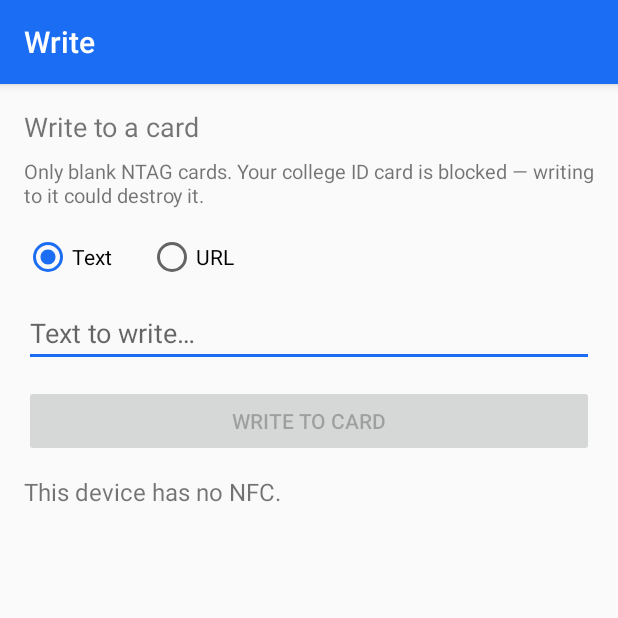
After one commit to KUMAR-AKASH-M/TapTag, an Android app: the WriteActivity screen opened directly, with no data from a screen before it, on a phone screen of 412 x 824 dp, the top half of it. The commit adds this screen. Run offline under Robolectric (Android 15) with nearby library versions, the phone set to English and light mode, and no system bars.

Commit message:
Add NDEF writing to blank NTAG cards

```diff
--- a/app/build.gradle.kts
+++ b/app/build.gradle.kts
@@ -11,8 +11,8 @@ android {
         applicationId = "com.kumar.taptag"
         minSdk = 24
         targetSdk = 34
-        versionCode = 3
-        versionName = "1.2"
+        versionCode = 4
+        versionName = "1.3"
     }
 
     buildTypes {
--- a/app/src/main/AndroidManifest.xml
+++ b/app/src/main/AndroidManifest.xml
@@ -31,5 +31,9 @@
             android:name=".HistoryActivity"
             android:exported="false"
             android:label="@string/history" />
+        <activity
+            android:name=".WriteActivity"
+            android:exported="false"
+            android:label="@string/write" />
     </application>
 </manifest>
--- a/app/src/main/java/com/kumar/taptag/MainActivity.kt
+++ b/app/src/main/java/com/kumar/taptag/MainActivity.kt
@@ -34,6 +34,9 @@ class MainActivity : AppCompatActivity(), NfcAdapter.ReaderCallback {
         findViewById<Button>(R.id.clearButton).setOnClickListener { clearResult() }
         findViewById<Button>(R.id.historyButton).setOnClickListener {
             startActivity(Intent(this, HistoryActivity::class.java))
+        }
+        findViewById<Button>(R.id.writeButton).setOnClickListener {
+            startActivity(Intent(this, WriteActivity::class.java))
         }
 
         nfcAdapter = NfcAdapter.getDefaultAdapter(this)
--- /dev/null
+++ b/app/src/main/java/com/kumar/taptag/WriteActivity.kt
@@ -0,0 +1,104 @@
+package com.kumar.taptag
+
+import android.nfc.NdefMessage
+import android.nfc.NdefRecord
+import android.nfc.NfcAdapter
+import android.nfc.Tag
+import android.os.Bundle
+import android.widget.Button
+import android.widget.EditText
+import android.widget.RadioButton
+import android.widget.TextView
+import android.widget.Toast
+import androidx.appcompat.app.AppCompatActivity
+
+class WriteActivity : AppCompatActivity(), NfcAdapter.ReaderCallback {
+
+    private var nfcAdapter: NfcAdapter? = null
+    private var waitingForCard = false
+    private var pendingMessage: NdefMessage? = null
+    private lateinit var contentInput: EditText
+    private lateinit var statusText: TextView
+    private lateinit var writeButton: Button
+
+    override fun onCreate(savedInstanceState: Bundle?) {
+        super.onCreate(savedInstanceState)
+        setContentView(R.layout.activity_write)
+
+        contentInput = findViewById(R.id.contentInput)
+        statusText = findViewById(R.id.statusText)
+        writeButton = findViewById(R.id.writeButton)
+        val textRadio = findViewById<RadioButton>(R.id.textRadio)
+        val urlRadio = findViewById<RadioButton>(R.id.urlRadio)
+
+        textRadio.setOnCheckedChangeListener { _, checked ->
+            if (checked) contentInput.setHint(R.string.write_text_hint)
+        }
+        urlRadio.setOnCheckedChangeListener { _, checked ->
+            if (checked) contentInput.setHint(R.string.write_url_hint)
+        }
+
+        writeButton.setOnClickListener { armWrite() }
+
+        nfcAdapter = NfcAdapter.getDefaultAdapter(this)
+        if (nfcAdapter == null) {
+            statusText.text = "This device has no NFC."
+            writeButton.isEnabled = false
+        }
+    }
+
+    override fun onResume() {
+        super.onResume()
+        nfcAdapter?.enableReaderMode(
+            this,
+            this,
+            NfcAdapter.FLAG_READER_NFC_A or
+                NfcAdapter.FLAG_READER_NFC_B or
+                NfcAdapter.FLAG_READER_NFC_F or
+                NfcAdapter.FLAG_READER_NFC_V,
+            null
+        )
+    }
+
+    override fun onPause() {
+        super.onPause()
+        nfcAdapter?.disableReaderMode(this)
+    }
+
+    override fun onTagDiscovered(tag: Tag) {
+        if (!waitingForCard) return
+        waitingForCard = false
+        val message = pendingMessage ?: return
+        Thread {
+            val result = NdefWriter.write(tag, message)
+            runOnUiThread {
+                when (result) {
+                    is NdefWriter.Result.Ok -> {
+                        statusText.text = result.detail
+                        Toast.makeText(this, "Written.", Toast.LENGTH_SHORT).show()
+                    }
+                    is NdefWriter.Result.Failed -> statusText.text = result.reason
+                }
+                writeButton.isEnabled = true
+            }
+        }.start()
+    }
+
+    private fun armWrite() {
+        val text = contentInput.text.toString().trim()
+        if (text.isEmpty()) {
+            Toast.makeText(this, "Type something to write first.", Toast.LENGTH_SHORT).show()
+            return
+        }
+        val isUrl = findViewById<RadioButton>(R.id.urlRadio).isChecked
+        pendingMessage = if (isUrl) {
+            val url = if ("://" in text) text else "https://$text"
+            NdefMessage(arrayOf(NdefRecord.createUri(url)))
+        } else {
+            NdefMessage(arrayOf(NdefRecord.createTextRecord("en", text)))
+        }
+        waitingForCard = true
+        writeButton.isEnabled = false
+        statusText.text = "Hold a blank NTAG card to the back of the phone…"
+    }
+}
--- /dev/null
+++ b/app/src/main/res/layout/activity_write.xml
@@ -0,0 +1,65 @@
+<?xml version="1.0" encoding="utf-8"?>
+<LinearLayout xmlns:android="http://schemas.android.com/apk/res/android"
+    android:layout_width="match_parent"
+    android:layout_height="match_parent"
+    android:orientation="vertical"
+    android:padding="16dp">
+
+    <TextView
+        android:layout_width="match_parent"
+        android:layout_height="wrap_content"
+        android:text="@string/write_title"
+        android:textSize="18sp" />
+
+    <TextView
+        android:layout_width="match_parent"
+        android:layout_height="wrap_content"
+        android:layout_marginTop="8dp"
+        android:text="@string/write_warning"
+        android:textSize="13sp" />
+
+    <RadioGroup
+        android:layout_width="match_parent"
+        android:layout_height="wrap_content"
+        android:layout_marginTop="16dp"
+        android:orientation="horizontal">
+
+        <RadioButton
+            android:id="@+id/textRadio"
+            android:layout_width="wrap_content"
+            android:layout_height="wrap_content"
+            android:checked="true"
+            android:text="@string/write_type_text" />
+
+        <RadioButton
+            android:id="@+id/urlRadio"
+            android:layout_width="wrap_content"
+            android:layout_height="wrap_content"
+            android:layout_marginStart="24dp"
+            android:text="@string/write_type_url" />
+    </RadioGroup>
+
+    <EditText
+        android:id="@+id/contentInput"
+        android:layout_width="match_parent"
+        android:layout_height="wrap_content"
+        android:layout_marginTop="12dp"
+        android:hint="@string/write_text_hint"
+        android:inputType="text"
+        android:maxLines="3" />
+
+    <Button
+        android:id="@+id/writeButton"
+        android:layout_width="match_parent"
+        android:layout_height="wrap_content"
+        android:layout_marginTop="12dp"
+        android:text="@string/write_to_card" />
+
+    <TextView
+        android:id="@+id/statusText"
+        android:layout_width="match_parent"
+        android:layout_height="wrap_content"
+        android:layout_marginTop="12dp"
+        android:text="@string/write_ready"
+        android:textSize="16sp" />
+</LinearLayout>
--- a/app/src/main/res/values/strings.xml
+++ b/app/src/main/res/values/strings.xml
@@ -7,4 +7,13 @@
     <string name="clear_history">Clear history</string>
     <string name="no_history">No scans yet. Tap a card and it will show up here.</string>
     <string name="delete">Delete</string>
+    <string name="write">Write</string>
+    <string name="write_title">Write to a card</string>
+    <string name="write_warning">Only blank NTAG cards. Your college ID card is blocked — writing to it could destroy it.</string>
+    <string name="write_type_text">Text</string>
+    <string name="write_type_url">URL</string>
+    <string name="write_text_hint">Text to write…</string>
+    <string name="write_url_hint">example.com or https://…</string>
+    <string name="write_to_card">Write to card</string>
+    <string name="write_ready">Type something, tap Write to card, then hold a card to the phone.</string>
 </resources>
```
Also changed, not shown: app/src/main/java/com/kumar/taptag/NdefWriter.kt (added, +73 -0 lines), app/src/main/res/layout/activity_main.xml (+17 -3 lines), 1 other file.
